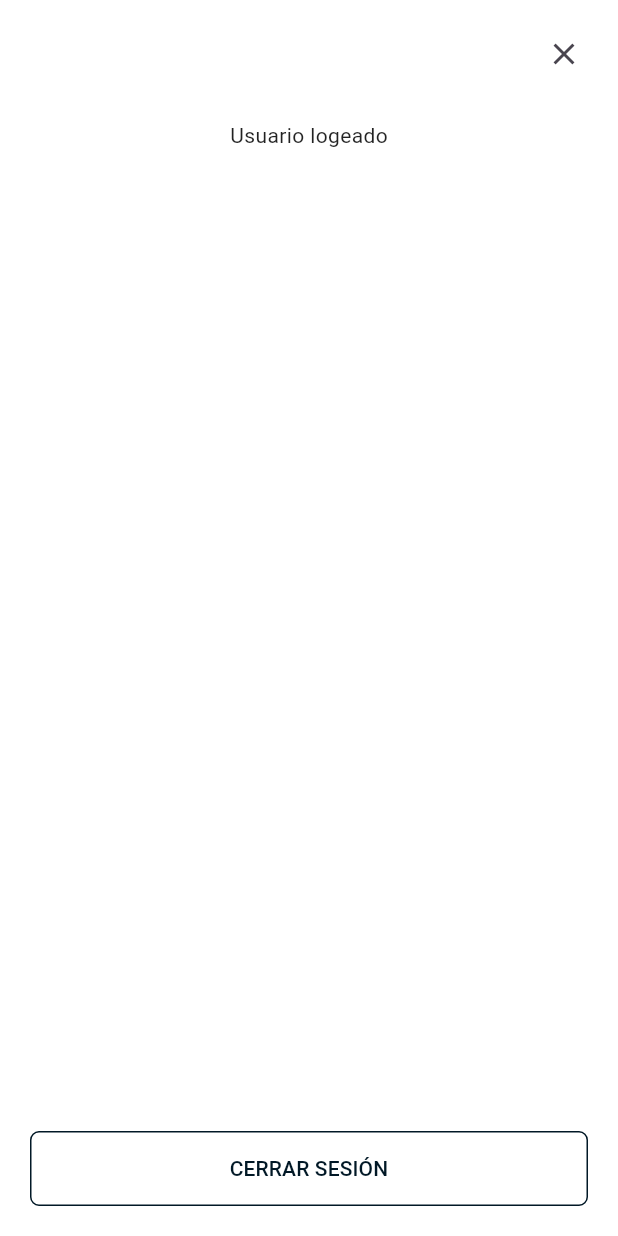
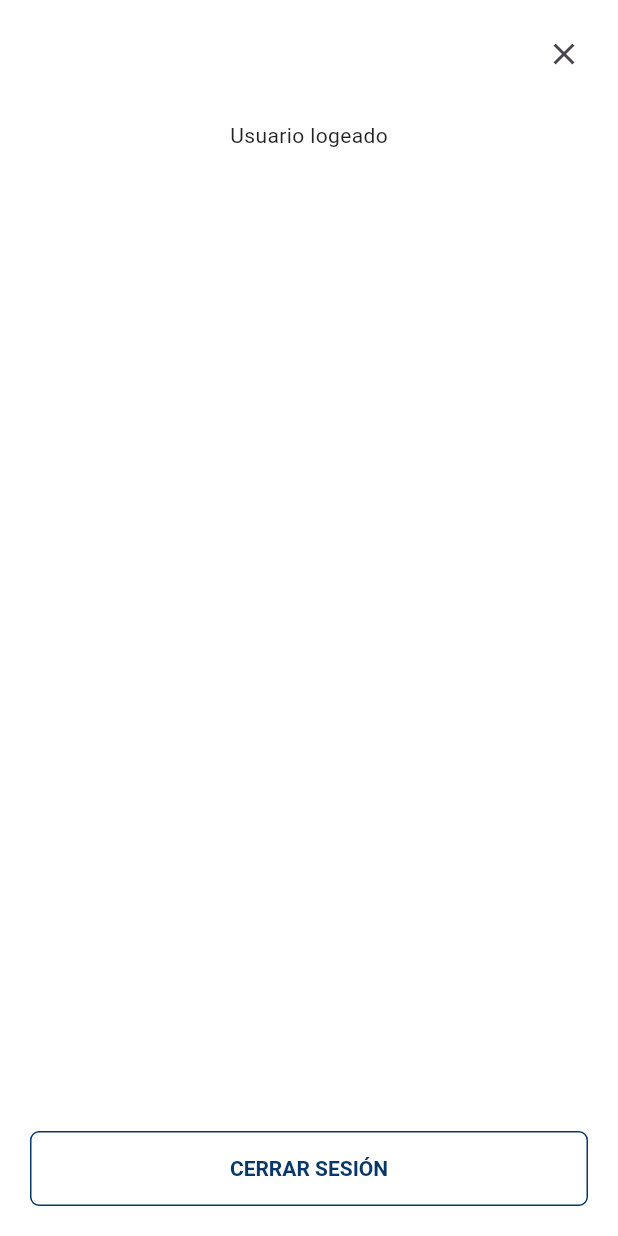
Before and after one commit to miguel-GF/olympus_app_mobile, a Flutter app: the ProfileScreen screen opened by its route, on a phone screen of 412 x 824 dp. Run offline on Flutter 3.47's test engine with Material 3 defaults, Android fonts, the light colour scheme and no system bars; our stand-ins replace flutter_dotenv, gap, get, loading_animation_widget, stylish_bottom_bar; missing offline and left inert: mysql1.

Commit message:
feat: Se agregan nuevos colores y tema para botones

```diff
--- a/lib/themes/app_theme.dart
+++ b/lib/themes/app_theme.dart
@@ -19,6 +19,12 @@ final ThemeData themeLight = ThemeData(
   ),
   outlinedButtonTheme: OutlinedButtonThemeData(
     style: ButtonStyle(
+      textStyle: WidgetStateProperty.all<TextStyle?>(
+        const TextStyle(
+          fontWeight: FontWeight.w600,
+          fontSize: 14,
+        ),
+      ),
       foregroundColor: WidgetStateProperty.all<Color?>(colorPrimario),
       side: WidgetStateProperty.all<BorderSide?>(
         const BorderSide(color: colorPrimario),
@@ -39,6 +45,12 @@ final ThemeData themeLight = ThemeData(
   ),
   elevatedButtonTheme: ElevatedButtonThemeData(
     style: ButtonStyle(
+      textStyle: WidgetStateProperty.all<TextStyle?>(
+        const TextStyle(
+          fontWeight: FontWeight.w600,
+          fontSize: 14,
+        ),
+      ),
       backgroundColor: WidgetStateProperty.all<Color?>(
         colorPrimario,
       ),
--- a/lib/themes/color_palette.dart
+++ b/lib/themes/color_palette.dart
@@ -1,6 +1,8 @@
 import 'package:flutter/material.dart';
 
-const Color colorPrimario = Color.fromRGBO(1, 24, 38, 1);
+const Color colorPrimario = Color.fromRGBO(7, 55, 104, 1);
+const Color colorPrimarioClaro = Color.fromRGBO(61, 153, 254, 1);
+const Color coloSecundario = Color.fromRGBO(100, 125, 181, 1);
 const Color colorOro = Color.fromRGBO(234, 169, 33, 1);
 const Color colorGris200 = Color.fromRGBO(191, 204, 224, 1.0);
 const Color colorGris400 = Color.fromRGBO(171, 184, 214, 1.0);
```
